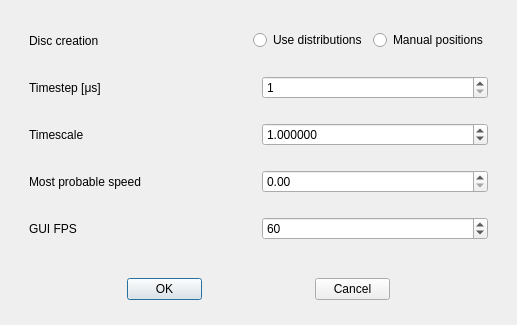
Before: the Qt Designer form src/lib/gui/dialogs/SetupDialog.ui in yannik131/Cell, drawn with Qt 5.
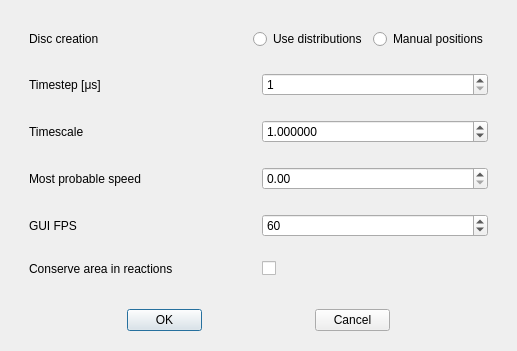
After: the same form once the commit is applied.

Commit message: Added area checkbox

Diff of the .ui file:
```diff
--- a/src/lib/gui/dialogs/SetupDialog.ui
+++ b/src/lib/gui/dialogs/SetupDialog.ui
@@ -10,7 +10,7 @@
     <x>0</x>
     <y>0</y>
     <width>517</width>
-    <height>325</height>
+    <height>331</height>
    </rect>
   </property>
   <property name="windowTitle">
@@ -183,6 +183,26 @@
         </layout>
        </widget>
       </item>
+      <item>
+       <widget class="QWidget" name="widget_7" native="true">
+        <layout class="QHBoxLayout" name="horizontalLayout_7">
+         <item>
+          <widget class="QLabel" name="label_4">
+           <property name="text">
+            <string>Conserve area in reactions</string>
+           </property>
+          </widget>
+         </item>
+         <item>
+          <widget class="QCheckBox" name="conserveAreaCheckbox">
+           <property name="text">
+            <string/>
+           </property>
+          </widget>
+         </item>
+        </layout>
+       </widget>
+      </item>
      </layout>
     </widget>
    </item>
```
